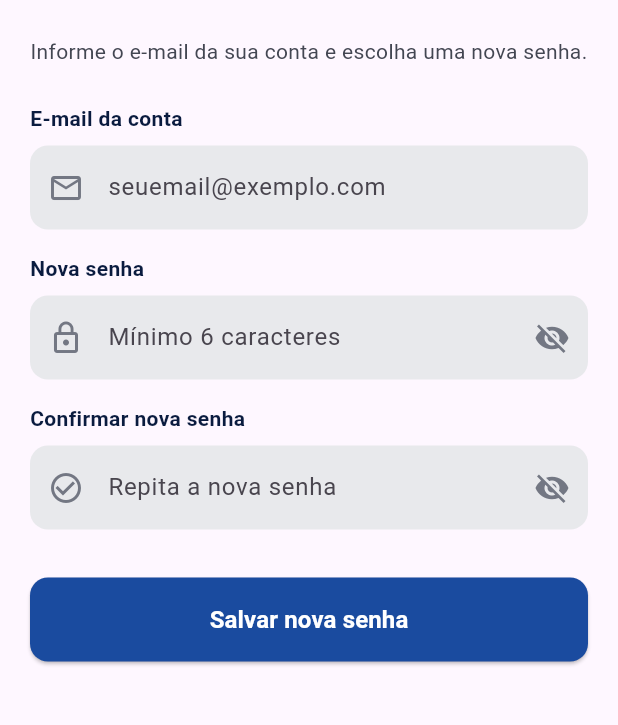
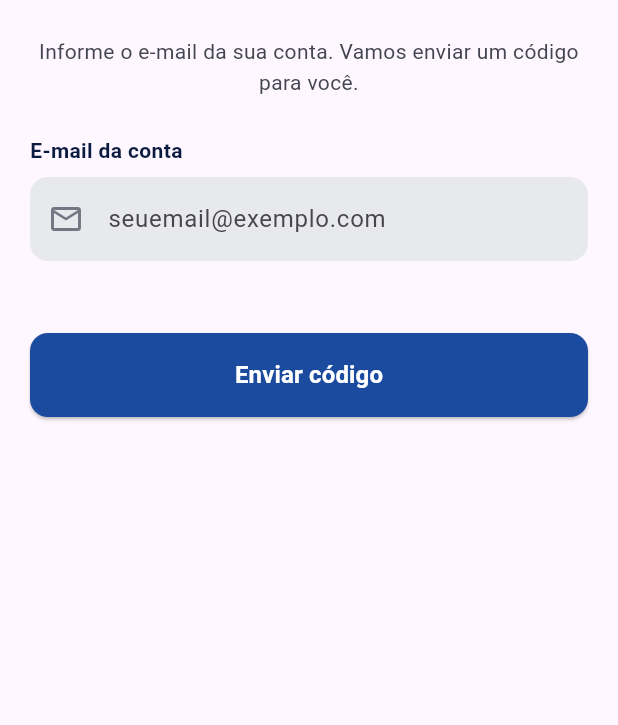
Before and after one commit to DavidCrr/Playzzo, a Flutter app: the TelaAlterarSenha screen opened directly, on a phone screen of 412 x 824 dp, the part 84-809 px from its top. Run offline on Flutter 3.47's test engine with Material 3 defaults, Android fonts, the phone set to English and light mode, and no system bars; our stand-ins replace flutter_svg, supabase_flutter; accounts and stored records are empty.

Commit message:
Ajustando o esqueci a senha e alterar senha

```diff
--- a/lib/views/tela_alterar_senha.dart
+++ b/lib/views/tela_alterar_senha.dart
@@ -8,8 +8,6 @@ const Color _cinzaIcone = Color(0xFF737783);
 const Color _fundoCampo = Color.fromARGB(255, 232, 233, 236);
 
 class TelaAlterarSenha extends StatefulWidget {
-  // true  = veio do login ("Esqueceu a senha?")
-  // false = veio do perfil (usuário já está logado)
   final bool esqueceuSenha;
 
   const TelaAlterarSenha({super.key, required this.esqueceuSenha});
@@ -20,16 +18,19 @@ class TelaAlterarSenha extends StatefulWidget {
 
 class _TelaAlterarSenhaState extends State<TelaAlterarSenha> {
   final _emailController = TextEditingController();
+  final _codigoController = TextEditingController();
   final _senhaAtualController = TextEditingController();
   final _novaSenhaController = TextEditingController();
   final _confirmarController = TextEditingController();
 
   bool _senhasOcultas = true;
   bool _carregando = false;
+  bool _codigoEnviado = false;
 
   @override
   void dispose() {
     _emailController.dispose();
+    _codigoController.dispose();
     _senhaAtualController.dispose();
     _novaSenhaController.dispose();
     _confirmarController.dispose();
@@ -85,12 +86,37 @@ class _TelaAlterarSenhaState extends State<TelaAlterarSenha> {
       onPressed: () => setState(() => _senhasOcultas = !_senhasOcultas),
     );
   }
+  Future<void> _enviarCodigo() async{
+    final email = _emailController.text.trim();
+
+    if(!email.contains('@')) {
+      _mostrarMensagem('Digite um e-mail válido.');
+      return;
+    }
+    setState(() => _carregando = true);
+    try {
+      await AuthService.enviarCodigoRecuperacao(email);
+      if (!mounted) return;
+      setState(() => _codigoEnviado = true);
+      _mostrarMensagem('Se o e-mail estiver cadastrado, você receberá um código.');
+    }
+    on ErroApi catch(erro) {
+      _mostrarMensagem(erro.mensagem);
+    }
+    finally {
+      if (mounted) setState(() => _carregando = false);
+    }
+  }
 
   Future<void> _alterarSenha() async{
     final novaSenha = _novaSenhaController.text;
     final confirmar = _confirmarController.text;
+    final codigo = _codigoController.text.trim();
 
-    // Verificações iguais para os dois casos
+    if (widget.esqueceuSenha && codigo.isEmpty) {
+      _mostrarMensagem('Digite o código recebido por e-mail');
+      return;
+    }
     if (novaSenha.length < 8) {
       _mostrarMensagem('A nova senha precisa ter no mínimo 8 caracteres.');
       return;
@@ -104,7 +130,7 @@ class _TelaAlterarSenhaState extends State<TelaAlterarSenha> {
     try{
       if(widget.esqueceuSenha) {
         await AuthService.redefinirSenha(
-          _emailController.text.trim(), novaSenha
+          _emailController.text.trim(), codigo, novaSenha
         );
       } else {
         await AuthService.alterarSenha(
@@ -123,6 +149,7 @@ class _TelaAlterarSenhaState extends State<TelaAlterarSenha> {
 
   @override
   Widget build(BuildContext context) {
+    final etapaEnviarCodigo = widget.esqueceuSenha && !_codigoEnviado;
     return Scaffold(
       appBar: AppBar(
         backgroundColor: Colors.white,
@@ -157,9 +184,10 @@ class _TelaAlterarSenhaState extends State<TelaAlterarSenha> {
                 const SizedBox(height: 24),
 
                 Text(
-                  widget.esqueceuSenha
-                      ? 'Informe o e-mail da sua conta e escolha uma nova senha.'
-                      : 'Confirme sua senha atual e escolha uma nova senha.',
+                  !widget.esqueceuSenha
+                      ? 'Confirme sua senha atual e escolha uma nova senha.'
+                      : etapaEnviarCodigo ? 'Informe o e-mail da sua conta. Vamos enviar um código para você.'
+                      : 'Digite o código que enviamos para o seu e-mail e escolha uma nova senha.',
                   textAlign: TextAlign.center,
                   style: const TextStyle(
                     color: _cinzaTexto,
@@ -175,12 +203,32 @@ class _TelaAlterarSenhaState extends State<TelaAlterarSenha> {
                   _rotulo('E-mail da conta'),
                   TextField(
                     controller: _emailController,
+                    readOnly: _codigoEnviado,
                     keyboardType: TextInputType.emailAddress,
                     decoration: _decoracaoCampo(
                       dica: 'seuemail@exemplo.com',
                       icone: Icons.mail_outline,
                     ),
                   ),
+                  if (_codigoEnviado) ...[
+                    const SizedBox(height: 16),
+                    _rotulo('Código recebido por e-mail'),
+                    TextField(
+                      controller: _codigoController,
+                      keyboardType: TextInputType.number,
+                      decoration: _decoracaoCampo(
+                        dica: 'Digite o código',
+                        icone: Icons.vpn_key_outlined,
+                      ),
+                    ),
+                    Align(
+                      alignment: Alignment.centerRight,
+                      child: TextButton(
+                        onPressed: _carregando ? null : _enviarCodigo,
+                        child: const Text('Reenviar código'),
+                      ),
+                    ),
+                  ]
                 ] else ...[
                   _rotulo('Senha atual'),
                   TextField(
@@ -196,12 +244,14 @@ class _TelaAlterarSenhaState extends State<TelaAlterarSenha> {
 
                 const SizedBox(height: 16),
 
+                if(!etapaEnviarCodigo)...[
+
                 _rotulo('Nova senha'),
                 TextField(
                   controller: _novaSenhaController,
                   obscureText: _senhasOcultas,
                   decoration: _decoracaoCampo(
-                    dica: 'Mínimo 6 caracteres',
+                    dica: 'Mínimo 8 caracteres',
                     icone: Icons.lock_outline,
                     sufixo: _botaoOlho(),
                   ),
@@ -219,13 +269,14 @@ class _TelaAlterarSenhaState extends State<TelaAlterarSenha> {
                     sufixo: _botaoOlho(),
                   ),
                 ),
+              ],
 
                 const SizedBox(height: 32),
 
                 SizedBox(
                   height: 56,
                   child: ElevatedButton(
-                    onPressed: _carregando ? null : _alterarSenha,
+                    onPressed: _carregando ? null : (etapaEnviarCodigo ? _enviarCodigo : _alterarSenha),
                     style: ElevatedButton.styleFrom(
                       disabledBackgroundColor: _azulPrimario,
                       backgroundColor: _azulPrimario,
@@ -243,8 +294,8 @@ class _TelaAlterarSenhaState extends State<TelaAlterarSenha> {
                               strokeWidth: 2.5,
                             ),
                           )
-                    : const Text(
-                      'Salvar nova senha',
+                    : Text(
+                      etapaEnviarCodigo ? 'Enviar código' : 'Salvar nova senha',
                       style: TextStyle(
                         fontSize: 16,
                         fontWeight: FontWeight.bold,
```
Also changed, not shown: lib/services/auth_service.dart (+34 -2 lines), pubspec.lock.
